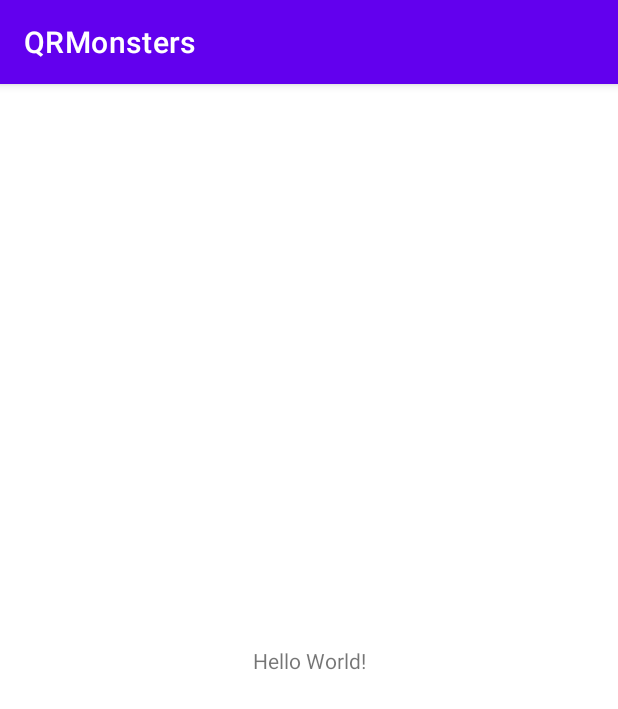
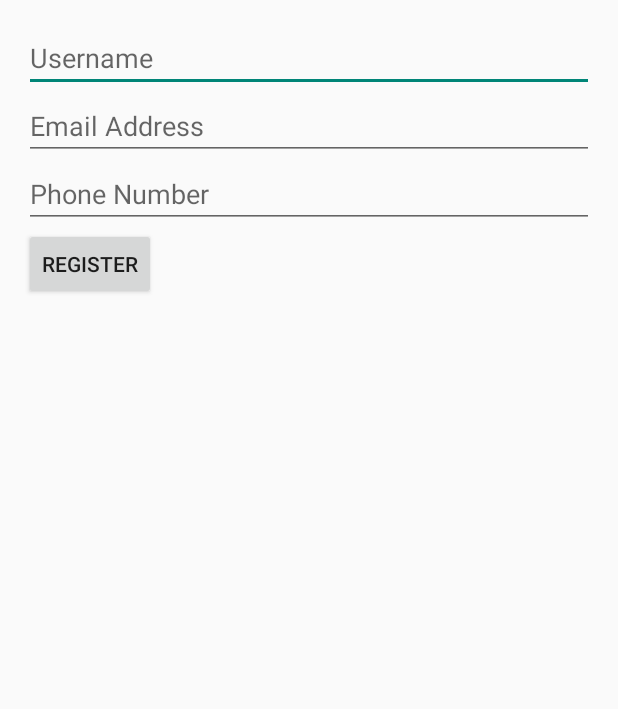
Before and after one commit to CMPUT301W23T38/QRMonsters, an Android app: the screen it shows after launch (MainActivity before the commit, RegistrationActivity after it), on a phone screen of 412 x 824 dp. Shown: the top 709 px of the screen. Run offline under Robolectric (Android 15) with nearby library versions, the phone set to English and light mode, and no system bars; our stand-ins replace Firebase (no records; nobody signed in at launch, a user with empty details on screens opened directly).

Commit message:
Update so far
Implemented a way to:
1) Create an account using username, email, phone number and store them in the database.
2) After creating an account, it takes them to the "home screen" which shows their details and some buttons which has not been implemented yet.
3) Also added a functionality that makes sure that if a user has created an account already, it directly goes to the home screen instead of the registration page.

```diff
--- a/app/build.gradle
+++ b/app/build.gradle
@@ -32,14 +32,15 @@ android {
 
 dependencies {
 
-    implementation 'androidx.appcompat:appcompat:1.6.0'
+    implementation 'androidx.appcompat:appcompat:1.6.1'
     implementation 'com.google.android.material:material:1.8.0'
     implementation 'androidx.constraintlayout:constraintlayout:2.1.4'
+    implementation 'com.google.firebase:firebase-database:20.0.4'
     testImplementation 'junit:junit:4.13.2'
     androidTestImplementation 'androidx.test.ext:junit:1.1.5'
     androidTestImplementation 'androidx.test.espresso:espresso-core:3.5.1'
     // Import the BoM for the Firebase platform
-    implementation platform('com.google.firebase:firebase-bom:31.2.2')
+    implementation platform('com.google.firebase:firebase-bom:31.2.3')
 
     // Declare the dependency for the Cloud Firestore library
     // When using the BoM, you don't specify versions in Firebase library dependencies
--- a/app/src/main/java/com/example/qrmonsters/MainActivity.java
+++ b/app/src/main/java/com/example/qrmonsters/MainActivity.java
@@ -2,6 +2,8 @@ package com.example.qrmonsters;
 
 import androidx.appcompat.app.AppCompatActivity;
 
+import android.content.Intent;
+import android.content.SharedPreferences;
 import android.os.Bundle;
 import androidx.annotation.NonNull;
 import androidx.annotation.Nullable;
@@ -37,12 +39,22 @@ public class MainActivity extends AppCompatActivity {
 
     FirebaseFirestore db = FirebaseFirestore.getInstance();
 
-
-
     @Override
     protected void onCreate(Bundle savedInstanceState) {
         super.onCreate(savedInstanceState);
-        setContentView(R.layout.activity_main);
 
+        SharedPreferences sharedPreferences = getSharedPreferences("UserDetails", MODE_PRIVATE);
+        boolean isRegistered = sharedPreferences.getBoolean("isRegistered", false);
+
+        Intent intent;
+        if (!isRegistered) {
+            intent = new Intent(this, RegistrationActivity.class);
+        } else {
+            intent = new Intent(this, HomeActivity.class);
+        }
+        startActivity(intent);
+        finish();
     }
+
+
 }
--- /dev/null
+++ b/app/src/main/java/com/example/qrmonsters/RegistrationActivity.java
@@ -0,0 +1,92 @@
+package com.example.qrmonsters;
+
+import android.content.DialogInterface;
+import android.content.Intent;
+import android.content.SharedPreferences;
+import android.os.Bundle;
+import android.preference.PreferenceManager;
+import android.text.TextUtils;
+import android.util.Patterns;
+import android.view.View;
+import android.widget.Button;
+import android.widget.EditText;
+
+import androidx.appcompat.app.AlertDialog;
+import androidx.appcompat.app.AppCompatActivity;
+
+import com.google.firebase.database.DatabaseReference;
+import com.google.firebase.database.FirebaseDatabase;
+import com.google.firebase.firestore.auth.User;
+
+public class RegistrationActivity extends AppCompatActivity {
+    private EditText mUsernameEditText;
+    private EditText mEmailEditText;
+    private EditText mPhoneNumberEditText;
+    private Button mRegisterButton;
+
+    @Override
+    protected void onCreate(Bundle savedInstanceState) {
+        super.onCreate(savedInstanceState);
+        setContentView(R.layout.activity_registration);
+
+        // Initialize UI components
+        mUsernameEditText = findViewById(R.id.username_edit_text);
+        mEmailEditText = findViewById(R.id.email_edit_text);
+        mPhoneNumberEditText = findViewById(R.id.phone_number_edit_text);
+        mRegisterButton = findViewById(R.id.register_button);
+
+        // Initialize shared preferences
+        SharedPreferences sharedPrefs = getSharedPreferences("UserDetails", MODE_PRIVATE);
+        SharedPreferences.Editor editor = sharedPrefs.edit();
+
+        // Set click listener for the register button
+        mRegisterButton.setOnClickListener(v -> {
+            // Retrieve user input
+            String username = mUsernameEditText.getText().toString().trim();
+            String email = mEmailEditText.getText().toString().trim();
+            String phoneNumber = mPhoneNumberEditText.getText().toString().trim();
+
+            // Validate user input
+            if (TextUtils.isEmpty(username)) {
+                mUsernameEditText.setError("Please enter a username");
+                return;
+            }
+            if (TextUtils.isEmpty(email)) {
+                mEmailEditText.setError("Please enter an email address");
+                return;
+            }
+            if (!Patterns.EMAIL_ADDRESS.matcher(email).matches()) {
+                mEmailEditText.setError("Please enter a valid email address");
+                return;
+            }
+            if (TextUtils.isEmpty(phoneNumber)) {
+                mPhoneNumberEditText.setError("Please enter a phone number");
+                return;
+            }
+            if (!Patterns.PHONE.matcher(phoneNumber).matches()) {
+                mPhoneNumberEditText.setError("Please enter a valid phone number");
+                return;
+            }
+
+            // Store user information in Firebase
+            DatabaseReference usersRef = FirebaseDatabase.getInstance().getReference("users");
+            String userId = usersRef.push().getKey();
+            QRMonstersUser user = new QRMonstersUser(userId, username, email, phoneNumber);
+            usersRef.child(userId).setValue(user);
+
+            // Store user information in shared preferences
+            editor.putString("username", username);
+            editor.putString("email", email);
+            editor.putString("phoneNumber", phoneNumber);
+            editor.remove("phone");
+            editor.putBoolean("isRegistered", true);
+            editor.apply();
+
+            Intent intent = new Intent(RegistrationActivity.this, HomeActivity.class);
+            startActivity(intent);
+            finish();
+
+        });
+    }
+
+}
--- /dev/null
+++ b/app/src/main/res/layout/activity_registration.xml
@@ -0,0 +1,34 @@
+<?xml version="1.0" encoding="utf-8"?>
+<LinearLayout xmlns:android="http://schemas.android.com/apk/res/android"
+    android:layout_width="match_parent"
+    android:layout_height="match_parent"
+    android:orientation="vertical"
+    android:padding="16dp">
+
+    <EditText
+        android:id="@+id/username_edit_text"
+        android:layout_width="match_parent"
+        android:layout_height="wrap_content"
+        android:hint="Username" />
+
+    <EditText
+        android:id="@+id/email_edit_text"
+        android:layout_width="match_parent"
+        android:layout_height="wrap_content"
+        android:hint="Email Address"
+        android:inputType="textEmailAddress" />
+
+    <EditText
+        android:id="@+id/phone_number_edit_text"
+        android:layout_width="match_parent"
+        android:layout_height="wrap_content"
+        android:hint="Phone Number"
+        android:inputType="phone" />
+
+    <Button
+        android:id="@+id/register_button"
+        android:layout_width="wrap_content"
+        android:layout_height="wrap_content"
+        android:text="Register" />
+
+</LinearLayout>
--- a/app/src/main/res/values/strings.xml
+++ b/app/src/main/res/values/strings.xml
@@ -1,3 +1,5 @@
 <resources>
     <string name="app_name">QRMonsters</string>
+    <string name="registration_activity_title">Registration</string>
+    <string name="home_activity_title">Home</string>
 </resources>
--- /dev/null
+++ b/app/src/main/res/values/styles.xml
@@ -0,0 +1,12 @@
+<?xml version="1.0" encoding="utf-8"?>
+<resources>
+    <style name="AppTheme.NoActionBar">
+        <item name="windowActionBar">false</item>
+        <item name="windowNoTitle">true</item>
+    </style>
+    <style name="AppTheme" parent="Theme.AppCompat.Light.NoActionBar">
+        <!-- Customize your theme here -->
+    </style>
+
+
+</resources>
--- a/build.gradle
+++ b/build.gradle
@@ -6,7 +6,7 @@ buildscript {
 
     }
     dependencies {
-        classpath 'com.android.tools.build:gradle:7.3.1'
+        classpath 'com.android.tools.build:gradle:7.4.2'
         classpath 'com.google.gms:google-services:4.3.15'
 
         // NOTE: Do not place your application dependencies here; they belong
```
Also changed, not shown: app/src/main/AndroidManifest.xml (+18 -1 lines), app/src/main/java/com/example/qrmonsters/HomeActivity.java (added, +64 -0 lines), app/src/main/java/com/example/qrmonsters/QRMonstersUser.java (added, +48 -0 lines), app/src/main/res/layout/activity_home.xml (added, +65 -0 lines), gradle/wrapper/gradle-wrapper.properties.
